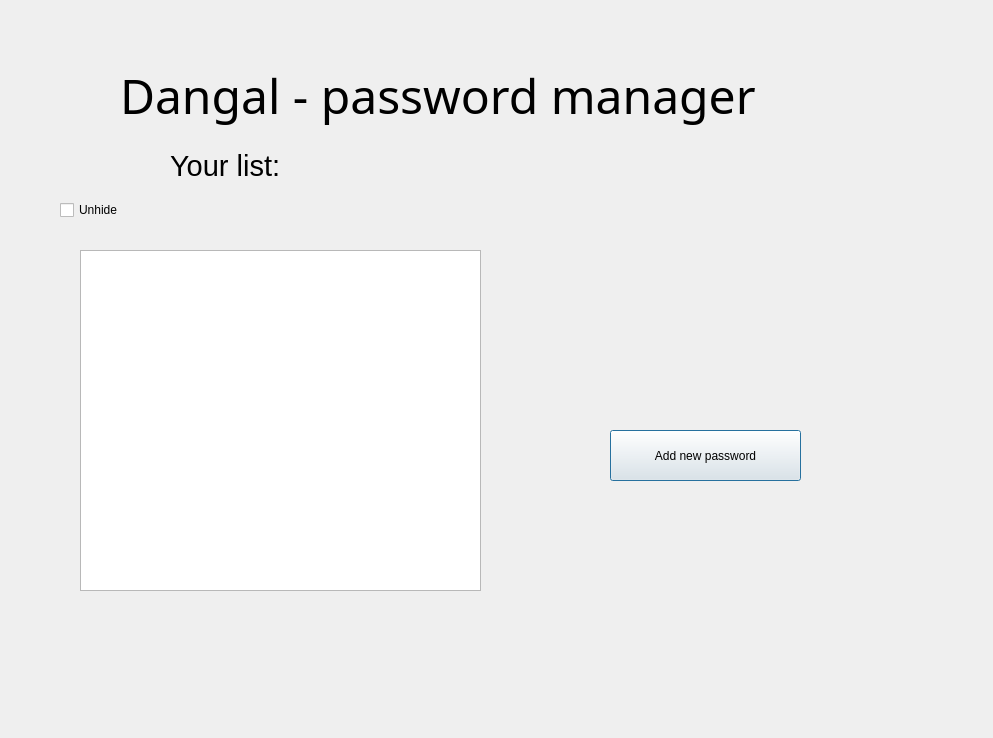
The window that Dangal-manager/mainwindowdialog.ui (Fyqer/DanGal_Manager) describes before a commit, drawn with Qt 5.
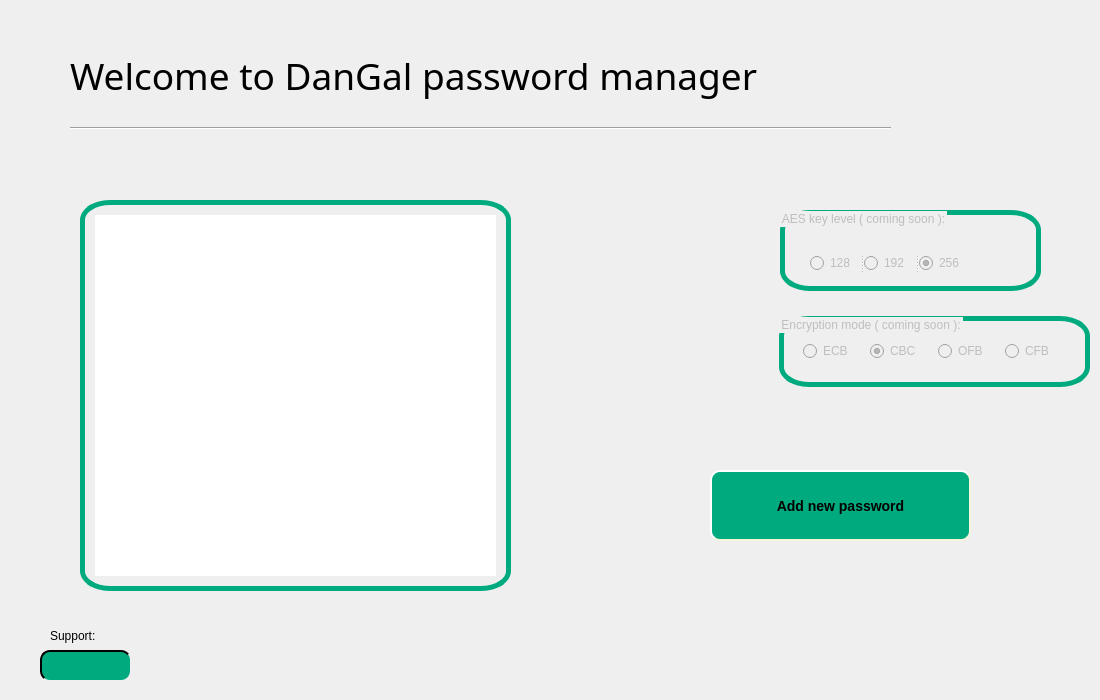
The same window after the commit.

What changed in the file:
```diff
--- a/Dangal-manager/mainwindowdialog.ui
+++ b/Dangal-manager/mainwindowdialog.ui
@@ -6,53 +6,60 @@
    <rect>
     <x>0</x>
     <y>0</y>
-    <width>993</width>
-    <height>738</height>
+    <width>1100</width>
+    <height>700</height>
    </rect>
   </property>
+  <property name="minimumSize">
+   <size>
+    <width>1100</width>
+    <height>700</height>
+   </size>
+  </property>
+  <property name="maximumSize">
+   <size>
+    <width>1100</width>
+    <height>700</height>
+   </size>
+  </property>
   <property name="windowTitle">
    <string>Dialog</string>
   </property>
-  <widget class="QCheckBox" name="checkBox">
-   <property name="geometry">
-    <rect>
-     <x>60</x>
-     <y>200</y>
-     <width>76</width>
-     <height>20</height>
-    </rect>
-   </property>
-   <property name="text">
-    <string>Unhide</string>
-   </property>
-  </widget>
-  <widget class="QLabel" name="label_2">
-   <property name="geometry">
-    <rect>
-     <x>170</x>
-     <y>140</y>
-     <width>141</width>
-     <height>51</height>
-    </rect>
-   </property>
-   <property name="font">
-    <font>
-     <pointsize>22</pointsize>
-    </font>
-   </property>
-   <property name="text">
-    <string>Your list:</string>
-   </property>
-  </widget>
   <widget class="QPushButton" name="Generate_button">
    <property name="geometry">
     <rect>
-     <x>610</x>
-     <y>430</y>
-     <width>191</width>
-     <height>51</height>
+     <x>710</x>
+     <y>470</y>
+     <width>261</width>
+     <height>71</height>
     </rect>
    </property>
+   <property name="font">
+    <font>
+     <family>Segoe UI</family>
+     <pointsize>-1</pointsize>
+     <italic>false</italic>
+     <bold>true</bold>
+    </font>
+   </property>
+   <property name="styleSheet">
+    <string notr="true">QPushButton{
+    background-color: rgb(0, 170, 127);
+	font: 600 11pt &quot;Segoe UI Semibold&quot;;
+    border-style: outset;
+    border-width: 2px;
+    border-radius: 10px;
+	font: 700 11pt &quot;Segoe UI&quot;;
+    border-color: beige;
+    font: bold 14px;
+    min-width: 10em;
+    padding: 6px;
+}
+QPushButton:pressed {
+    background-color: rgb(224, 0, 0);
+    border-style: inset;
+}</string>
+   </property>
    <property name="text">
     <string>Add new password</string>
    </property>
@@ -61,9 +68,9 @@
    <property name="geometry">
     <rect>
      <x>80</x>
-     <y>250</y>
-     <width>401</width>
-     <height>341</height>
+     <y>200</y>
+     <width>431</width>
+     <height>391</height>
     </rect>
    </property>
    <property name="cursor" stdset="0">
@@ -72,6 +79,45 @@
    <property name="autoFillBackground">
     <bool>false</bool>
    </property>
+   <property name="styleSheet">
+    <string notr="true">QListView {
+	font: 700 11pt &quot;Segoe UI&quot;;
+    alternate-background-color: rgb(0, 170, 127);
+  border: 5px solid rgb(0, 170, 127);;
+  padding: 10px;
+  border-radius: 30px 20px;
+}
+
+QListView {
+    show-decoration-selected: 1; /* make the selection span the entire width of the view */
+}
+
+QListView::item:alternate {
+    background: #rgb(155, 238, 214);
+}
+
+QListView::item:selected {
+    border: 1px solid rgb(0, 170, 127);
+}
+
+QListView::item:selected:!active {
+    background: qlineargradient(spread:pad, x1:0, y1:0, x2:1, y2:1, stop:0 rgba(0, 170, 127, 255), stop:1 rgba(255, 255, 255, 255));
+}
+
+QListView::item:selected:active {
+    background: qlineargradient(spread:pad, x1:0, y1:0, x2:1, y2:1, stop:0 rgba(0, 170, 127, 255), stop:1 rgba(255, 255, 255, 255));
+}
+
+QListView::item:hover {
+    background: qlineargradient(spread:pad, x1:0, y1:0, x2:1, y2:1, stop:0 rgba(0, 170, 127, 255), stop:1 rgba(255, 255, 255, 255));
+}</string>
+   </property>
+   <property name="lineWidth">
+    <number>2</number>
+   </property>
+   <property name="midLineWidth">
+    <number>2</number>
+   </property>
    <property name="showDropIndicator" stdset="0">
     <bool>false</bool>
    </property>
@@ -94,20 +140,216 @@
   <widget class="QLabel" name="label">
    <property name="geometry">
     <rect>
-     <x>120</x>
-     <y>60</y>
-     <width>671</width>
+     <x>70</x>
+     <y>40</y>
+     <width>831</width>
      <height>71</height>
     </rect>
    </property>
    <property name="font">
     <font>
      <family>Arial Unicode MS</family>
-     <pointsize>36</pointsize>
+     <pointsize>28</pointsize>
     </font>
    </property>
    <property name="text">
-    <string>Dangal - password manager</string>
+    <string>Welcome to DanGal password manager</string>
+   </property>
+  </widget>
+  <widget class="Line" name="line">
+   <property name="geometry">
+    <rect>
+     <x>70</x>
+     <y>120</y>
+     <width>821</width>
+     <height>16</height>
+    </rect>
+   </property>
+   <property name="maximumSize">
+    <size>
+     <width>16777215</width>
+     <height>16777214</height>
+    </size>
+   </property>
+   <property name="styleSheet">
+    <string notr="true"/>
+   </property>
+   <property name="frameShadow">
+    <enum>QFrame::Sunken</enum>
+   </property>
+   <property name="orientation">
+    <enum>Qt::Horizontal</enum>
+   </property>
+  </widget>
+  <widget class="QGroupBox" name="groupBox">
+   <property name="enabled">
+    <bool>false</bool>
+   </property>
+   <property name="geometry">
+    <rect>
+     <x>779</x>
+     <y>316</y>
+     <width>311</width>
+     <height>71</height>
+    </rect>
+   </property>
+   <property name="styleSheet">
+    <string notr="true">QGroupBox {
+	font: 700 11pt &quot;Segoe UI&quot;;
+    alternate-background-color: rgb(0, 170, 127);
+  border: 5px solid rgb(0, 170, 127);;
+  padding: 10px;
+  border-radius: 30px 20px;
+}
+</string>
+   </property>
+   <property name="title">
+    <string>Encryption mode ( coming soon ):</string>
+   </property>
+   <layout class="QHBoxLayout" name="horizontalLayout">
+    <item>
+     <widget class="QRadioButton" name="radioButton_2">
+      <property name="text">
+       <string>ECB</string>
+      </property>
+     </widget>
+    </item>
+    <item>
+     <widget class="QRadioButton" name="radioButton">
+      <property name="text">
+       <string>CBC</string>
+      </property>
+      <property name="checked">
+       <bool>true</bool>
+      </property>
+     </widget>
+    </item>
+    <item>
+     <widget class="QRadioButton" name="radioButton_4">
+      <property name="text">
+       <string>OFB</string>
+      </property>
+     </widget>
+    </item>
+    <item>
+     <widget class="QRadioButton" name="radioButton_3">
+      <property name="text">
+       <string>CFB</string>
+      </property>
+     </widget>
+    </item>
+   </layout>
+  </widget>
+  <widget class="QGroupBox" name="groupBox_2">
+   <property name="enabled">
+    <bool>false</bool>
+   </property>
+   <property name="geometry">
+    <rect>
+     <x>780</x>
+     <y>210</y>
+     <width>261</width>
+     <height>81</height>
+    </rect>
+   </property>
+   <property name="styleSheet">
+    <string notr="true">QGroupBox {
+	font: 700 11pt &quot;Segoe UI&quot;;
+    alternate-background-color: rgb(0, 170, 127);
+  border: 5px solid rgb(0, 170, 127);;
+  padding: 10px;
+  border-radius: 30px 20px;
+}
+</string>
+   </property>
+   <property name="title">
+    <string>AES key level ( coming soon ):</string>
+   </property>
+   <widget class="QSplitter" name="splitter">
+    <property name="enabled">
+     <bool>false</bool>
+    </property>
+    <property name="geometry">
+     <rect>
+      <x>30</x>
+      <y>40</y>
+      <width>159</width>
+      <height>26</height>
+     </rect>
+    </property>
+    <property name="orientation">
+     <enum>Qt::Horizontal</enum>
+    </property>
+    <widget class="QSplitter" name="splitter_2">
+     <property name="orientation">
+      <enum>Qt::Horizontal</enum>
+     </property>
+     <widget class="QRadioButton" name="radioButton_5">
+      <property name="text">
+       <string>128</string>
+      </property>
+      <property name="checked">
+       <bool>false</bool>
+      </property>
+     </widget>
+     <widget class="QRadioButton" name="radioButton_6">
+      <property name="text">
+       <string>192</string>
+      </property>
+     </widget>
+     <widget class="QRadioButton" name="radioButton_7">
+      <property name="text">
+       <string>256</string>
+      </property>
+      <property name="checked">
+       <bool>true</bool>
+      </property>
+     </widget>
+    </widget>
+   </widget>
+  </widget>
+  <widget class="QLabel" name="label_3">
+   <property name="geometry">
+    <rect>
+     <x>50</x>
+     <y>620</y>
+     <width>91</width>
+     <height>31</height>
+    </rect>
+   </property>
+   <property name="styleSheet">
+    <string notr="true">	font: 700 11pt &quot;Segoe UI&quot;;</string>
+   </property>
+   <property name="text">
+    <string>Support:</string>
+   </property>
+  </widget>
+  <widget class="QPushButton" name="pushButton">
+   <property name="geometry">
+    <rect>
+     <x>40</x>
+     <y>650</y>
+     <width>91</width>
+     <height>31</height>
+    </rect>
+   </property>
+   <property name="cursor">
+    <cursorShape>PointingHandCursor</cursorShape>
+   </property>
+   <property name="styleSheet">
+    <string notr="true">    background-color: rgb(0, 170, 127);
+    border-style: outset;
+    border-width: 2px;
+    border-radius: 10px;</string>
+   </property>
+   <property name="text">
+    <string/>
+   </property>
+   <property name="iconSize">
+    <size>
+     <width>80</width>
+     <height>80</height>
+    </size>
    </property>
   </widget>
  </widget>
```
Left out of the diff: 5 changed lines with no effect on the pictures.
